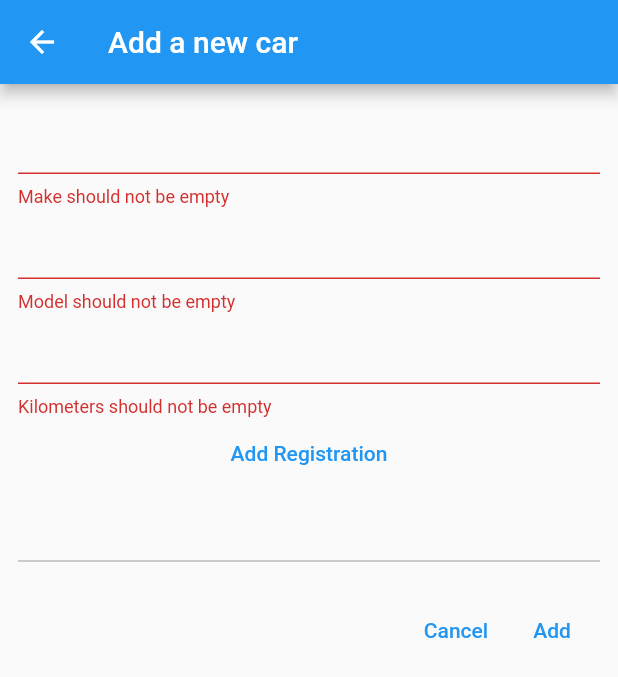
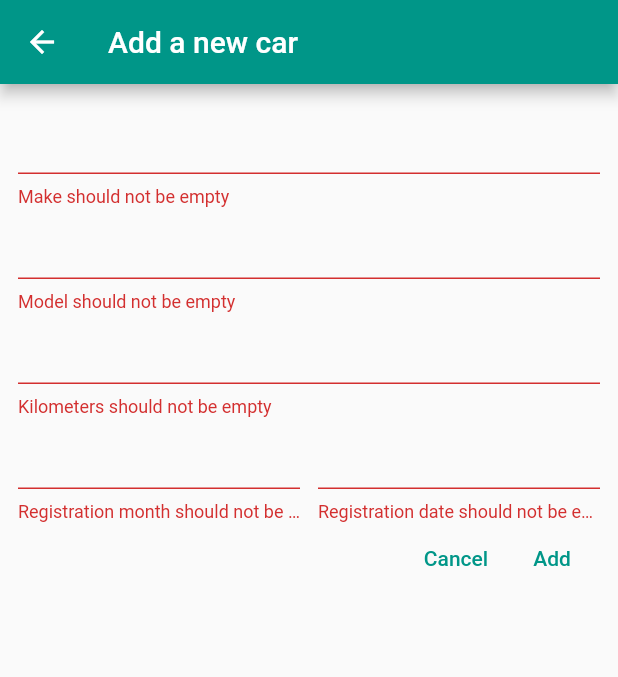
Before and after one commit to PatrickBTUD/flutter_databases, a Flutter app: the AddCarScreen screen opened by its route, after a tap on "Add", on a phone screen of 412 x 824 dp. Shown: the top 677 px of the screen. Run offline on Flutter 3.47's test engine with Material 2 defaults, Android fonts, the phone set to English and light mode, and no system bars; our stand-ins replace auto_route, drift, flutter_hooks, flutter_riverpod, hooks_riverpod, realm; missing offline and left inert: drift_db_viewer, month_year_picker; accounts and stored records are empty; generated files the repository leaves out were written again.

Commit message:
[UPDATE] removed month_year_picker, use month and year text field instead, update to Dart 3

```diff
--- a/realm_cars/lib/main.dart
+++ b/realm_cars/lib/main.dart
@@ -1,6 +1,5 @@
 import 'package:flutter/material.dart';
 import 'package:flutter_riverpod/flutter_riverpod.dart';
-import 'package:month_year_picker/month_year_picker.dart';
 import 'package:realm_cars/ui/router/app_router.dart';
 
 void main() {
@@ -16,13 +15,8 @@ class MyApp extends StatelessWidget {
   Widget build(BuildContext context) {
     return MaterialApp.router(
       title: 'Realm Demo',
-      localizationsDelegates: const [
-        DefaultMaterialLocalizations.delegate,
-        DefaultWidgetsLocalizations.delegate,
-        MonthYearPickerLocalizations.delegate,
-      ],
       theme: ThemeData(
-        primarySwatch: Colors.blue,
+        primarySwatch: Colors.teal,
       ),
       routerConfig: _appRouter.config(),
     );
--- a/realm_cars/lib/ui/screens/add_car_screen.dart
+++ b/realm_cars/lib/ui/screens/add_car_screen.dart
@@ -2,7 +2,6 @@ import 'package:auto_route/auto_route.dart';
 import 'package:flutter/material.dart';
 import 'package:flutter_hooks/flutter_hooks.dart';
 import 'package:hooks_riverpod/hooks_riverpod.dart';
-import 'package:month_year_picker/month_year_picker.dart';
 import 'package:realm_cars/data/cars/datasource/car_local_data_source_impl.dart';
 
 @RoutePage()
@@ -16,7 +15,8 @@ class AddCarScreen extends HookConsumerWidget {
     final makeController = useTextEditingController();
     final modelController = useTextEditingController();
     final kilometersController = useTextEditingController();
-    final registrationController = useTextEditingController();
+    final registrationMonthController = useTextEditingController();
+    final registrationYearController = useTextEditingController();
     return Scaffold(
       appBar: AppBar(
         title: const Text('Add a new car'),
@@ -65,31 +65,40 @@ class AddCarScreen extends HookConsumerWidget {
                   return null;
                 },
               ),
-              TextButton(
-                onPressed: () async {
-                  final selected = await showMonthYearPicker(
-                    context: context,
-                    initialDate: DateTime.now(),
-                    firstDate: DateTime(1886),
-                    lastDate: DateTime.now(),
-                  );
-                  registrationController.text = selected?.toIso8601String() ?? '';
+              Row(
+                children: [
+                  Expanded(
+                    child: TextFormField(
+                      controller: registrationMonthController,
+                      decoration: const InputDecoration(
+                        helperText: 'Registration month',
+                      ),
+                      keyboardType: TextInputType.number,
+                      validator: (value) {
+                        if (value?.isEmpty ?? true) {
+                          return 'Registration month should not be empty';
+                        }
+                        return null;
                       },
-                child: const Text('Add Registration'),
                     ),
-              TextFormField(
-                controller: registrationController,
-                enabled: false,
+                  ),
+                  const SizedBox(width: 12.0),
+                  Expanded(
+                    child: TextFormField(
+                      controller: registrationYearController,
                       decoration: const InputDecoration(
-                  helperText: 'Registration date',
+                        helperText: 'Registration year',
                       ),
-                keyboardType: TextInputType.datetime,
+                      keyboardType: TextInputType.number,
                       validator: (value) {
                         if (value?.isEmpty ?? true) {
                           return 'Registration date should not be empty';
                         }
                         return null;
                       },
+                    ),
+                  ),
+                ],
               ),
               Row(
                 mainAxisAlignment: MainAxisAlignment.end,
@@ -107,7 +116,10 @@ class AddCarScreen extends HookConsumerWidget {
                               make: makeController.text,
                               model: modelController.text,
                               kilometers: int.parse(kilometersController.text),
-                              registrationDate: DateTime.parse(registrationController.text),
+                              registrationDate: DateTime(
+                                int.parse(registrationYearController.text),
+                                int.parse(registrationMonthController.text),
+                              ),
                             );
                         AutoRouter.of(context).pop();
                       }
--- a/realm_cars/pubspec.yaml
+++ b/realm_cars/pubspec.yaml
@@ -6,19 +6,16 @@ publish_to: 'none'
 version: 1.0.0+1
 
 environment:
-  sdk: '>=2.19.6 <3.0.0'
+  sdk: '>=3.0.0 < 4.0.0'
 
 dependencies:
   auto_route: ^7.1.0
   cupertino_icons: ^1.0.5
   flutter:
     sdk: flutter
-  flutter_localizations:
-    sdk: flutter
   flutter_riverpod: ^2.3.6
   hooks_riverpod: ^2.3.6
   flutter_hooks: ^0.18.6
-  month_year_picker: ^0.2.0+3
   realm: ^1.0.3
 
 dev_dependencies:
```
Also changed, not shown: 1 other file. Lines whose indentation alone changed are shown as unchanged.
